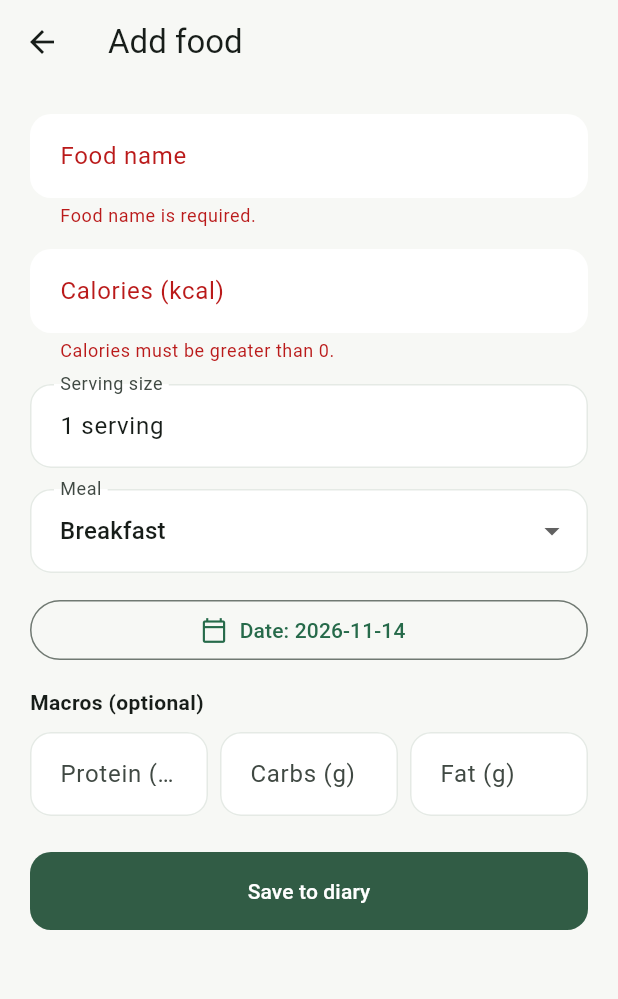
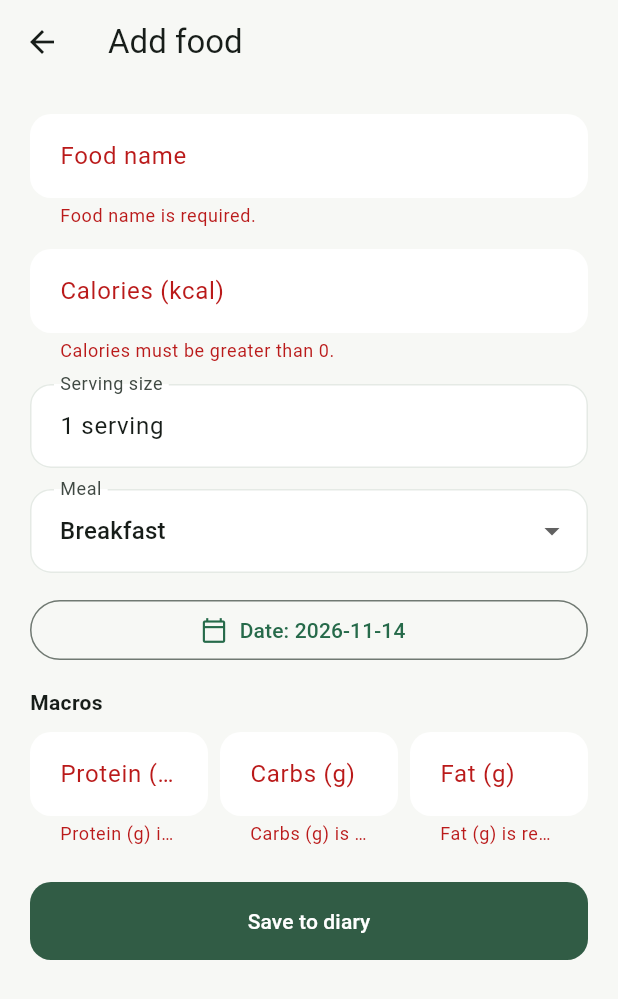
Before and after one commit to vince-sagcal-dev/FitTrack-flutterFinals, a Flutter app: the AddFoodScreen screen opened directly, after a tap on "Save to diary", on a phone screen of 412 x 824 dp. Shown: the top 999 px of the screen. Run offline on Flutter 3.47's test engine with Material 3 defaults, Android fonts, the phone set to English and light mode, and no system bars; our stand-ins replace camera, cloud_firestore, firebase_ai, firebase_auth, firebase_core, firebase_storage and 2 more; missing offline and left inert: firebase_app_check; accounts and stored records are empty.

Commit message:
Update project

```diff
--- a/lib/screens/food/add_food_screen.dart
+++ b/lib/screens/food/add_food_screen.dart
@@ -185,6 +185,7 @@ class _AddFoodScreenState extends State<AddFoodScreen> {
           DropdownButtonFormField<String>(
             initialValue: _meal,
             decoration: const InputDecoration(labelText: 'Meal'),
+            validator: (value) => Validators.required(value, label: 'Meal'),
             items: AppConstants.mealTypes
                 .map((meal) => DropdownMenuItem(value: meal, child: Text(meal)))
                 .toList(),
@@ -207,10 +208,7 @@ class _AddFoodScreenState extends State<AddFoodScreen> {
             ),
           ),
           const SizedBox(height: 14),
-          const Text(
-            'Macros (optional)',
-            style: TextStyle(fontWeight: FontWeight.w600),
-          ),
+          const Text('Macros', style: TextStyle(fontWeight: FontWeight.w600)),
           const SizedBox(height: 10),
           Row(
             children: [
@@ -236,9 +234,8 @@ class _AddFoodScreenState extends State<AddFoodScreen> {
       TextFormField(
         controller: controller,
         keyboardType: const TextInputType.numberWithOptions(decimal: true),
-        validator: (value) => value == null || value.isEmpty
-            ? null
-            : Validators.nonNegativeNumber(value, label: label),
+        validator: (value) =>
+            Validators.requiredNonNegativeNumber(value, label: label),
         decoration: InputDecoration(labelText: label),
       );
 }
--- a/lib/utils/validators.dart
+++ b/lib/utils/validators.dart
@@ -25,4 +25,9 @@ abstract final class Validators {
     if (number == null || number < 0) return '$label cannot be negative.';
     return null;
   }
+
+  static String? requiredNonNegativeNumber(
+    String? value, {
+    String label = 'Value',
+  }) => required(value, label: label) ?? nonNegativeNumber(value, label: label);
 }
```
Also changed, not shown: lib/main.dart (+6 -1 lines), lib/screens/food/food_scanner_screen.dart (+12 -5 lines), lib/services/ai_food_service.dart (+40 -6 lines), lib/services/storage_service.dart (+18 -4 lines), 2 other files.
